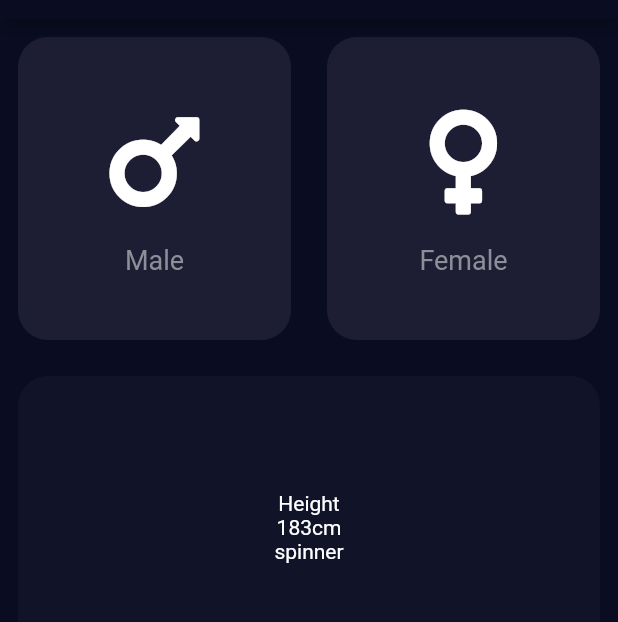
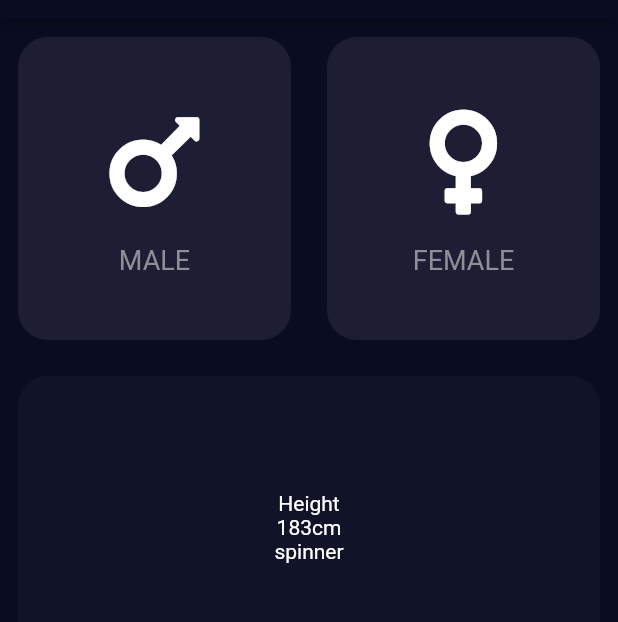
Before and after one commit to Itanik/BMI-Calculator-flutter, a Flutter app: the screen it shows after launch, on a phone screen of 412 x 824 dp, the part 65-687 px from its top. Run offline on Flutter 3.47's test engine with Material 2 defaults, Android fonts, the phone set to English and light mode, and no system bars; our stand-ins replace font_awesome_flutter.

Commit message:
Add GenderCard widget.
Some refactoring.

```diff
--- /dev/null
+++ b/lib/constants.dart
@@ -0,0 +1,7 @@
+import 'dart:ui';
+
+const bottomContainerHeight = 80.0;
+const activeCardColor = Color(0xFF1D1E33);
+const inactiveCardColor = Color(0xFF111428);
+const bottomContainerColor = Color(0xFFEB1555);
+const unselectedTextColor = Color(0xFF8D8E98);
--- /dev/null
+++ b/lib/pages/cards/GenderCard.dart
@@ -0,0 +1,45 @@
+import 'package:bmi_calculator_flutter/constants.dart';
+import 'package:flutter/material.dart';
+import 'package:font_awesome_flutter/font_awesome_flutter.dart';
+
+const genderIconSize = 80.0;
+
+enum Gender { MALE, FEMALE }
+
+class GenderCard extends StatelessWidget {
+  final Gender gender;
+
+  GenderCard({required this.gender});
+
+  @override
+  Widget build(BuildContext context) {
+    final IconData genderIcon;
+    final String genderText;
+    if (gender == Gender.MALE) {
+      genderIcon = FontAwesomeIcons.mars;
+      genderText = "MALE";
+    } else {
+      genderIcon = FontAwesomeIcons.venus;
+      genderText = "FEMALE";
+    }
+    return Column(
+      crossAxisAlignment: CrossAxisAlignment.stretch,
+      mainAxisAlignment: MainAxisAlignment.center,
+      children: [
+        Icon(
+          genderIcon,
+          size: genderIconSize,
+        ),
+        SizedBox(
+          height: 15.0,
+        ),
+        Center(
+          child: Text(
+            genderText,
+            style: TextStyle(fontSize: 18.0, color: unselectedTextColor),
+          ),
+        )
+      ],
+    );
+  }
+}
--- a/lib/pages/input_page.dart
+++ b/lib/pages/input_page.dart
@@ -1,12 +1,7 @@
-import 'package:flutter/cupertino.dart';
+import 'package:bmi_calculator_flutter/constants.dart';
 import 'package:flutter/material.dart';
-import 'package:font_awesome_flutter/font_awesome_flutter.dart';
 
-const bottomContainerHeight = 80.0;
-const activeCardColor = Color(0xFF1D1E33);
-const inactiveCardColor = Color(0xFF111428);
-const bottomContainerColor = Color(0xFFEB1555);
-const genderTextColor = Color(0xFF8D8E98);
+import 'cards/GenderCard.dart';
 
 class InputPage extends StatefulWidget {
   @override
@@ -27,11 +22,11 @@ class _InputPageState extends State<InputPage> {
             children: [
               ExpandedCard(
                 bgColor: activeCardColor,
-                child: buildGenderButton(FontAwesomeIcons.mars, "Male"),
+                child: GenderCard(gender: Gender.MALE),
               ),
               ExpandedCard(
                 bgColor: activeCardColor,
-                child: buildGenderButton(FontAwesomeIcons.venus, "Female"),
+                child: GenderCard(gender: Gender.FEMALE),
               ),
             ],
           )),
@@ -61,26 +56,6 @@ class _InputPageState extends State<InputPage> {
           )
         ],
       ));
-
-  Widget buildGenderButton(IconData genderIcon, String genderText) => Column(
-        crossAxisAlignment: CrossAxisAlignment.stretch,
-        mainAxisAlignment: MainAxisAlignment.center,
-        children: [
-          Icon(
-            genderIcon,
-            size: 80.0,
-          ),
-          SizedBox(
-            height: 15.0,
-          ),
-          Center(
-            child: Text(
-              genderText,
-              style: TextStyle(fontSize: 18.0, color: genderTextColor),
-            ),
-          )
-        ],
-      );
 
   Widget buildHeightSpinner() => Column(
         crossAxisAlignment: CrossAxisAlignment.center,
```
